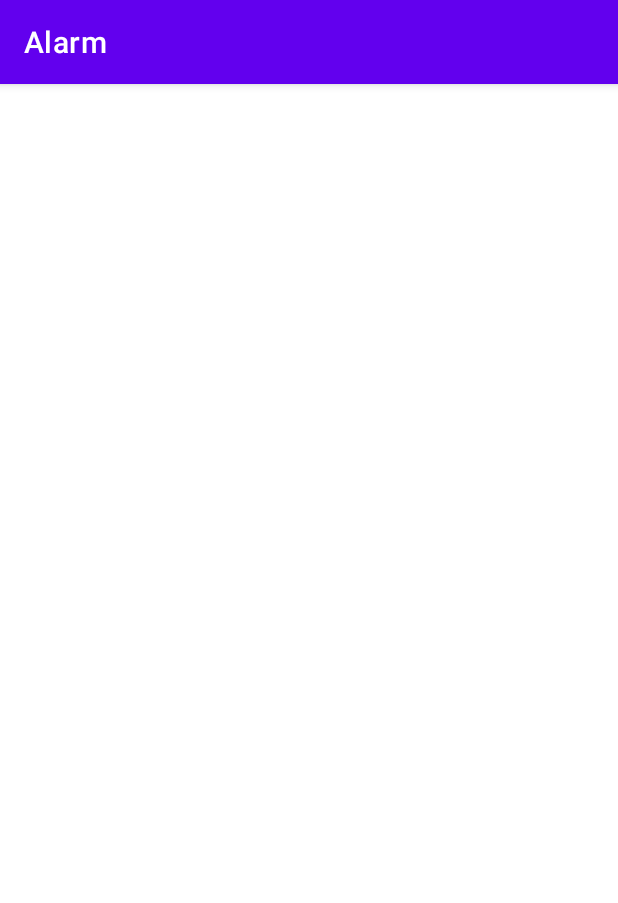
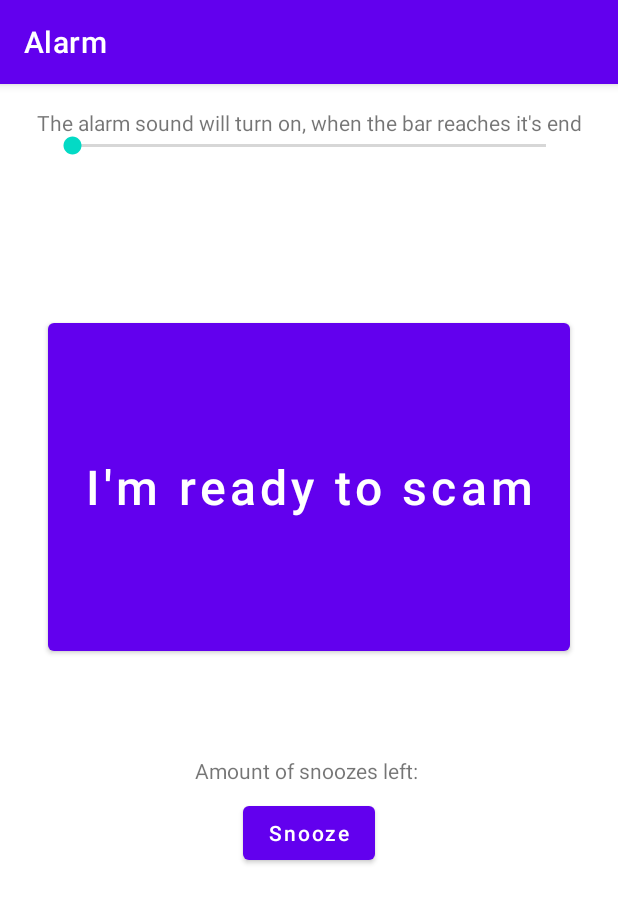
Before and after one commit to divi0001/Alarm, an Android app: the ActiveQRBarActivity screen opened directly, with no data from a screen before it, on a phone screen of 412 x 824 dp. Shown: the top 903 px of the screen. Run offline under Robolectric (Android 15) with nearby library versions, the phone set to English and light mode, and no system bars; Roboto replaces fonts that are not available here; 2 statements that could not run were skipped.

Commit message:
created the basis on what qrbarcode method will be built upon

```diff
--- a/app/src/main/java/com/example/alarm/ActiveQRBarActivity.java
+++ b/app/src/main/java/com/example/alarm/ActiveQRBarActivity.java
@@ -2,13 +2,81 @@ package com.example.alarm;
 
 import androidx.appcompat.app.AppCompatActivity;
 
+import android.animation.ValueAnimator;
 import android.os.Bundle;
+import android.view.View;
+import android.widget.Button;
+import android.widget.SeekBar;
+import android.widget.TextView;
 
 public class ActiveQRBarActivity extends AppCompatActivity {
+    ValueAnimator anim;
+    AlarmMgr alarmMgr;
+    Alarm alarm;
+
+    TextView txtQRBarSnoozesLeft;
+    Button btnReadyToScam, btnSnooze;
+    SeekBar seekBar;
+    long taskTime = 30*1000;
+    int tempProgress = 0;
 
     @Override
     protected void onCreate(Bundle savedInstanceState) {
         super.onCreate(savedInstanceState);
         setContentView(R.layout.activity_active_qrbar);
+
+        txtQRBarSnoozesLeft = (TextView) findViewById(R.id.txtQRBarSnoozeAmount);
+        btnReadyToScam = (Button) findViewById(R.id.btnQRBarScanReady);
+        btnSnooze = (Button) findViewById(R.id.btnQRBarSnooze);
+        seekBar = (SeekBar) findViewById(R.id.seekBarQRBar);
+
+        anim = alarmMgr.makeAnim(seekBar.getMax(), seekBar);
+        seekBar.setOnSeekBarChangeListener(new SeekBar.OnSeekBarChangeListener() {
+            @Override
+            public void onProgressChanged(SeekBar seekBar, int progress, boolean fromUser) {
+                if (fromUser) {
+
+                    alarmMgr.resetToUserProgress(seekBar, progress, anim, taskTime);
+                    tempProgress = progress;
+                }
+            }
+
+            @Override
+            public void onStartTrackingTouch(SeekBar seekBar) {
+                anim.cancel();
+                tempProgress = seekBar.getProgress();
+            }
+
+            @Override
+            public void onStopTrackingTouch(SeekBar seekBar) {
+                alarmMgr.resetToUserProgress(seekBar, seekBar.getProgress(), anim, taskTime);
+            }
+        });
+
+        int lvlID = alarmMgr.getLvlID();
+
+        alarm = new Alarm(-1);
+
+        int alarmId = getIntent().getIntExtra("id", -1); // defVal 0?
+        try (DBHelper db = new DBHelper(this, "Database.db")) {
+            alarm = db.getAlarm(alarmId);
+        }
+
+
+        if (alarm.isHasLevels() && alarm.isSnoozable(lvlID))
+            txtQRBarSnoozesLeft.setText(alarm.getSnoozeAmount(lvlID));
+        else if (alarm.isSnoozable(-1))
+            txtQRBarSnoozesLeft.setText(String.valueOf(alarm.getSnoozeAmount(-1)));
+
+
+        btnReadyToScam.setOnClickListener(view -> {
+
+        });
+
+        btnSnooze.setOnClickListener(view -> {
+
+        });
+
+
     }
 }
--- a/app/src/main/res/layout/activity_active_qrbar.xml
+++ b/app/src/main/res/layout/activity_active_qrbar.xml
@@ -6,4 +6,78 @@
     android:layout_height="match_parent"
     tools:context=".ActiveQRBarActivity">
 
+    <TextView
+        android:id="@+id/txtQRBarSoundBackOn"
+        android:layout_width="wrap_content"
+        android:layout_height="wrap_content"
+        android:layout_marginTop="16dp"
+        android:text="@string/time_until_sound"
+        app:layout_constraintEnd_toEndOf="parent"
+        app:layout_constraintStart_toStartOf="parent"
+        app:layout_constraintTop_toTopOf="parent" />
+
+    <SeekBar
+        android:id="@+id/seekBarQRBar"
+        android:layout_width="0dp"
+        android:layout_height="wrap_content"
+        android:layout_marginStart="32dp"
+        android:layout_marginTop="16dp"
+        android:layout_marginEnd="32dp"
+        app:layout_constraintEnd_toEndOf="parent"
+        app:layout_constraintStart_toStartOf="parent"
+        app:layout_constraintTop_toTopOf="@id/txtQRBarSoundBackOn" />
+
+    <Button
+        android:id="@+id/btnQRBarScanReady"
+        android:layout_width="0dp"
+        android:layout_height="0dp"
+        android:layout_marginHorizontal="32dp"
+        android:text="@string/scan_qr_bar"
+        android:textAllCaps="false"
+        android:textSize="32sp"
+        app:layout_constraintBottom_toTopOf="@+id/guideline13"
+        app:layout_constraintEnd_toEndOf="parent"
+        app:layout_constraintStart_toStartOf="parent"
+        app:layout_constraintTop_toTopOf="@+id/guideline12" />
+
+
+    <TextView
+        android:id="@+id/txtQRBarSnoozeAmount"
+        android:layout_width="wrap_content"
+        android:layout_height="wrap_content"
+        android:text="@string/snooze_amount_left"
+        app:layout_constraintEnd_toEndOf="parent"
+        app:layout_constraintStart_toStartOf="parent"
+        app:layout_constraintTop_toTopOf="@+id/guideline13"
+        android:layout_marginTop="64dp"/>
+
+    <Button
+        android:id="@+id/btnQRBarSnooze"
+        android:layout_width="wrap_content"
+        android:layout_height="wrap_content"
+        app:layout_constraintStart_toStartOf="parent"
+        app:layout_constraintEnd_toEndOf="parent"
+        android:text="@string/snooze"
+        android:textAllCaps="false"
+        app:layout_constraintTop_toBottomOf="@id/txtQRBarSnoozeAmount"
+        android:layout_marginTop="8dp"
+        />
+
+
+
+    <androidx.constraintlayout.widget.Guideline
+        android:id="@+id/guideline12"
+        android:layout_width="wrap_content"
+        android:layout_height="wrap_content"
+        android:orientation="horizontal"
+        app:layout_constraintGuide_percent="0.2" />
+
+    <androidx.constraintlayout.widget.Guideline
+        android:id="@+id/guideline13"
+        android:layout_width="wrap_content"
+        android:layout_height="wrap_content"
+        android:orientation="horizontal"
+        app:layout_constraintGuide_percent="0.5" />
+
+
 </androidx.constraintlayout.widget.ConstraintLayout>
--- a/app/src/main/res/values/strings.xml
+++ b/app/src/main/res/values/strings.xml
@@ -250,6 +250,7 @@
     <string name="gps_is_enabled">I enabled it</string>
     <string name="i_did_not_enable">Don\'t click this</string>
     <string name="passphrase_hint">Type your Passphrase here…</string>
+    <string name="scan_qr_bar">I\'m ready to scam</string>
 
 
 </resources>
```
